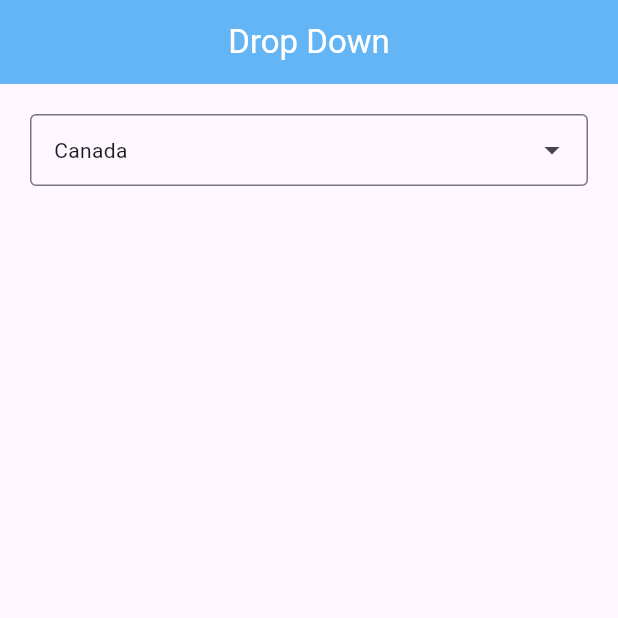
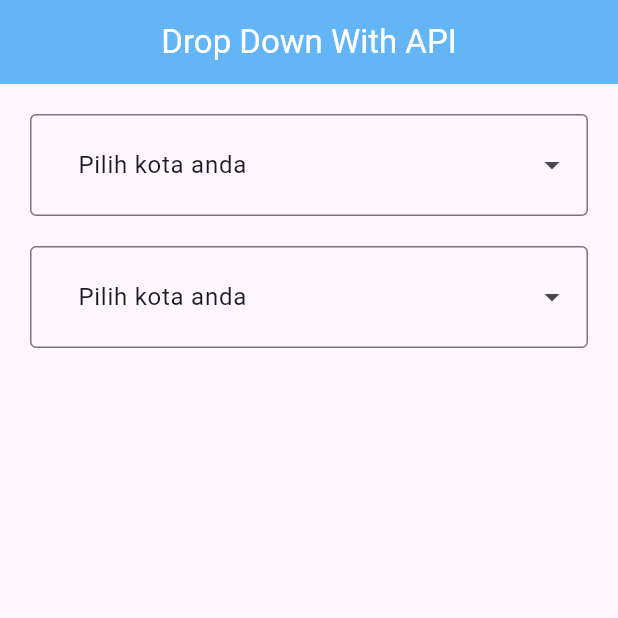
Before and after one commit to pendragonnn/learn-package-flutter, a Flutter app: the screen it shows after launch, on a phone screen of 412 x 824 dp, the top half of it. Run offline on Flutter 3.47's test engine with Material 3 defaults, Android fonts, the phone set to English and light mode, and no system bars; drawn by our look-alikes of dropdown_search; our stand-ins replace avatar_glow, convex_bottom_bar, faker, flutter_dotenv, introduction_screen, lottie.

Commit message:
add: dropdown search with API

```diff
--- a/lib/main.dart
+++ b/lib/main.dart
@@ -2,13 +2,16 @@ import 'package:flutter/material.dart';
 // import 'package:faker/faker.dart';
 // import 'package:package_flutter/pages/HomePage.dart';
 // import 'package:package_flutter/pages/ProfilePage.dart';
-import 'package:introduction_screen/introduction_screen.dart';
-import 'package:package_flutter/pages/DropDownPage.dart';
-import 'package:package_flutter/pages/HomePage.dart';
-import 'package:package_flutter/pages/IntroductionPage.dart';
+// import 'package:introduction_screen/introduction_screen.dart';
+import 'package:package_flutter/pages/DropDownAPIPage.dart';
+// import 'package:package_flutter/pages/DropDownPage.dart';
+// import 'package:package_flutter/pages/HomePage.dart';
+// import 'package:package_flutter/pages/IntroductionPage.dart';
+import 'package:flutter_dotenv/flutter_dotenv.dart';
 
-void main() {
+void main() async {
   // var faker = new Faker();
+  await dotenv.load(fileName: ".env");
   runApp(MyApp());
 }
 
@@ -19,7 +22,7 @@ class MyApp extends StatelessWidget {
   Widget build(BuildContext context) {
     return MaterialApp(
       debugShowCheckedModeBanner: false,
-      home: DropDownPage(),
+      home: DropDownAPIPage(),
     );
   }
 }
--- /dev/null
+++ b/lib/models/CityModel.dart
@@ -0,0 +1,30 @@
+import 'dart:convert';
+
+City cityFromJson(String str) => City.fromJson(json.decode(str));
+
+String citytoJson(City data) => json.encode(data.toJson());
+
+class City {
+  City({
+    required this.id,
+    required this.idProvinsi,
+    required this.name,
+  });
+
+  String id;
+  String idProvinsi;
+  String name;
+
+  factory City.fromJson(Map<String, dynamic> json) => City(
+        id: json["id"],
+        idProvinsi: json["id_provinsi"],
+        name: json["name"],
+      );
+  Map<String, dynamic> toJson() => {
+        "id": id,
+        "id_provinsi": idProvinsi,
+        "name": name,
+      };
+
+  String toString() => name;
+}
--- /dev/null
+++ b/lib/models/ProvinceModel.dart
@@ -0,0 +1,26 @@
+import 'dart:convert';
+
+Province provinceFromJson(String str) => Province.fromJson(json.decode(str));
+
+String provinceToJson(Province data) => json.encode(data.toJson());
+
+class Province {
+  Province({
+    required this.id,
+    required this.name,
+  });
+
+  String id;
+  String name;
+
+  factory Province.fromJson(Map<String, dynamic> json) => Province(
+        id: json["id"],
+        name: json["name"],
+      );
+  Map<String, dynamic> toJson() => {
+        "id": id,
+        "name": name,
+      };
+
+  String toString() => name;
+}
--- /dev/null
+++ b/lib/pages/DropDownAPIPage.dart
@@ -0,0 +1,123 @@
+import 'dart:convert';
+import 'package:flutter/material.dart';
+import 'package:dropdown_search/dropdown_search.dart';
+import 'package:flutter_dotenv/flutter_dotenv.dart';
+import 'package:http/http.dart' as http;
+import 'package:package_flutter/models/CityModel.dart';
+import 'package:package_flutter/models/ProvinceModel.dart';
+
+class DropDownAPIPage extends StatelessWidget {
+  // const DropDownAPIPage({super.key});
+
+  final String apiKey = dotenv.env['API_KEY'].toString();
+
+  String? idProv = "0";
+
+  @override
+  Widget build(BuildContext context) {
+    return Scaffold(
+      appBar: AppBar(
+        backgroundColor: Colors.blue[300],
+        title: Center(
+          child: Text(
+            "Drop Down With API",
+            style: TextStyle(
+              color: Colors.white,
+            ),
+          ),
+        ),
+      ),
+      body: ListView(
+        padding: EdgeInsets.all(20),
+        children: [
+          DropdownSearch<Province>(
+            mode: Mode.form,
+            items: (f, cs) async {
+              // get data
+              var response = await http.get(
+                Uri.parse(
+                    "https://api.binderbyte.com/wilayah/provinsi?api_key=${apiKey}"),
+              );
+              print(response);
+              if (response.statusCode != 200) {
+                return [];
+              }
+              List allProvince =
+                  (json.decode(response.body) as Map<String, dynamic>)["value"];
+              List<Province> allModelProvince = [];
+              allProvince.forEach((element) {
+                allModelProvince.add(
+                  Province(
+                    id: element["id"],
+                    name: element["name"],
+                  ),
+                );
+              });
+              return allModelProvince;
+            },
+            compareFn: (item, selectedItem) => item?.id == selectedItem?.id,
+            popupProps: PopupProps.menu(
+              // disabledItemFn: (item) => item.startsWith("i"),
+              fit: FlexFit.loose,
+              showSearchBox: true,
+              showSelectedItems: true,
+              itemBuilder: (context, item, isDisabled, isSelected) => ListTile(
+                textColor: Colors.amber,
+                title: Text(item.name),
+              ),
+            ),
+            dropdownBuilder: (context, selectedItem) => ListTile(
+              title: Text(selectedItem?.name ?? "Pilih kota anda"),
+            ),
+            onChanged: (value) => idProv = value?.id,
+          ),
+          SizedBox(
+            height: 20,
+          ),
+          DropdownSearch<City>(
+            mode: Mode.form,
+            items: (f, cs) async {
+              // get data
+              var response = await http.get(
+                Uri.parse(
+                    "https://api.binderbyte.com/wilayah/kabupaten?api_key=${apiKey}&id_provinsi=${idProv}"),
+              );
+              print(response);
+              if (response.statusCode != 200) {
+                return [];
+              }
+              List allCity =
+                  (json.decode(response.body) as Map<String, dynamic>)["value"];
+              List<City> allModelCity = [];
+              allCity.forEach((element) {
+                allModelCity.add(
+                  City(
+                    id: element["id"],
+                    idProvinsi: element["id_provinsi"],
+                    name: element["name"],
+                  ),
+                );
+              });
+              return allModelCity;
+            },
+            compareFn: (item, selectedItem) => item?.id == selectedItem?.id,
+            popupProps: PopupProps.menu(
+              // disabledItemFn: (item) => item.startsWith("i"),
+              fit: FlexFit.loose,
+              showSearchBox: true,
+              showSelectedItems: true,
+              itemBuilder: (context, item, isDisabled, isSelected) => ListTile(
+                textColor: Colors.amber,
+                title: Text(item.name),
+              ),
+            ),
+            dropdownBuilder: (context, selectedItem) => ListTile(
+              title: Text(selectedItem?.name ?? "Pilih kota anda"),
+            ),
+            onChanged: (value) => print(value?.toJson()),
+          ),
+        ],
+      ),
+    );
+  }
+}
--- a/lib/pages/DropDownPage.dart
+++ b/lib/pages/DropDownPage.dart
@@ -45,7 +45,6 @@ class DropDownPage extends StatelessWidget {
         padding: const EdgeInsets.all(20),
         child: DropdownSearch<Map<String, dynamic>>(
           mode: Mode.form,
-          items: (f, cs) => dataList,
           selectedItem: {
             "country": "Canada",
             "id": 3,
--- a/pubspec.yaml
+++ b/pubspec.yaml
@@ -35,6 +35,8 @@ dependencies:
   faker: ^2.2.0
   flutter:
     sdk: flutter
+  flutter_dotenv: ^5.2.1
+  http: ^1.2.2
   intl: ^0.20.0
   introduction_screen: ^3.1.14
   lottie: ^3.1.3
@@ -56,6 +58,7 @@ flutter:
   # To add assets to your application, add an assets section, like this:
   assets:
     - assets/lotties/
+    - .env
   #   - images/a_dot_ham.jpeg
   # An image asset can refer to one or more resolution-specific "variants", see
   # https://flutter.dev/to/resolution-aware-images
```
Also changed, not shown: pubspec.lock, 2 other files.
